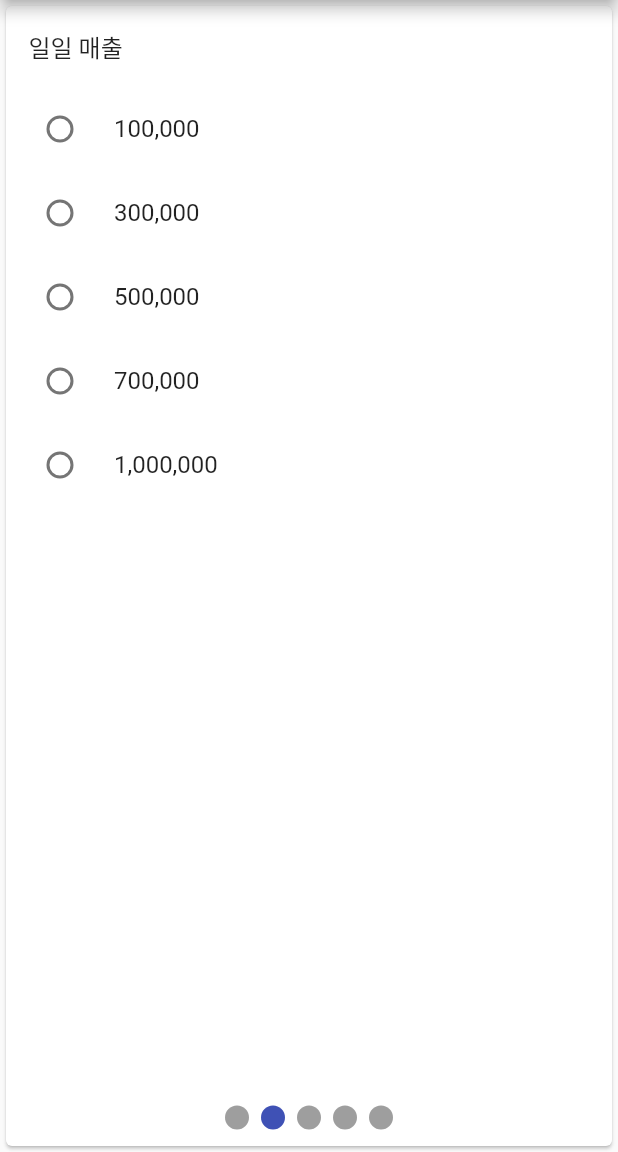
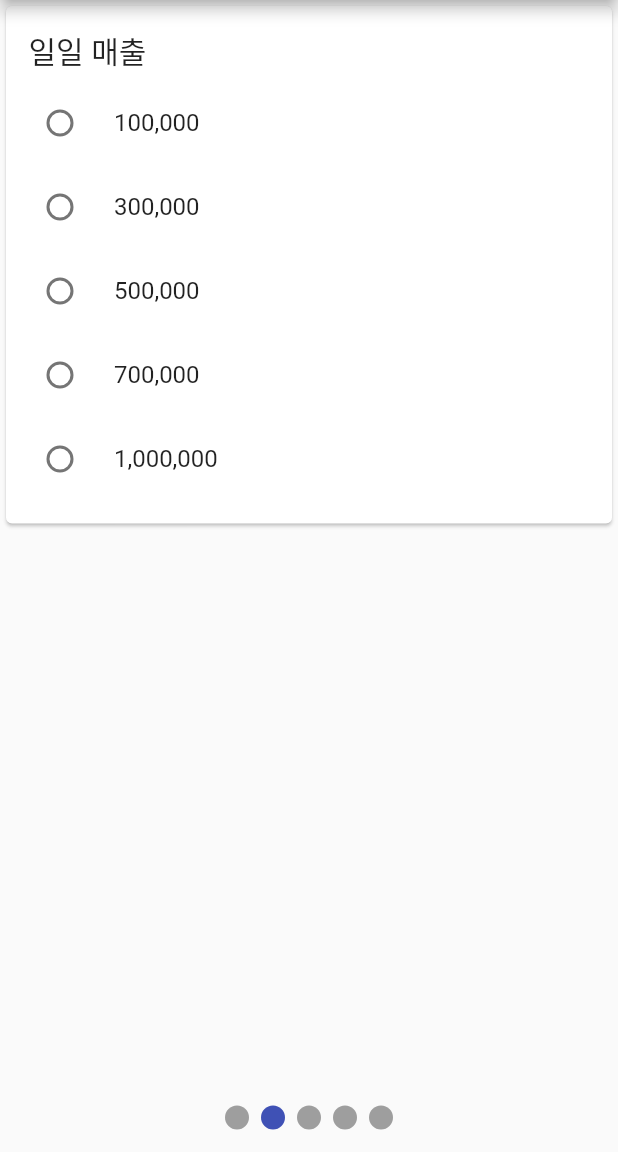
Before and after one commit to zeratulspc/ld_chart_flutter, a Flutter app: the screen it shows after launch, after a tap on "1명", on a phone screen of 412 x 824 dp, the part 84-1236 px from its top. Run offline on Flutter 3.47's test engine with Material 2 defaults, Android fonts, the phone set to English and light mode, and no system bars; drawn by our look-alikes of smooth_page_indicator; our stand-ins replace charts_flutter.

Commit message:
201007_2
카드사이즈, 타이틀 사이즈 수정

```diff
--- a/lib/page/card/cardForm.dart
+++ b/lib/page/card/cardForm.dart
@@ -39,15 +39,18 @@ class CardFormState extends State<CardForm> {
   @override
   Widget build(BuildContext context) {
     Size screenSize = MediaQuery.of(context).size;
-    TextStyle titleStyle = Theme.of(context).textTheme.subtitle1;
+    TextStyle titleStyle = Theme.of(context).textTheme.headline6;
     TextStyle listStyle = TextStyle(color: Colors.black87);
-    return Card(
+    return Column(
+      mainAxisSize: MainAxisSize.min,
+      children: [
+        Card(
           child: Column(
             mainAxisSize: MainAxisSize.min,
             crossAxisAlignment: CrossAxisAlignment.start,
             children: [
               Container(
-            margin: EdgeInsets.only(left: 15,top: 15, bottom: 15),
+                margin: EdgeInsets.only(left: 15,top: 15, bottom: 5),
                 child: Text(title, style: titleStyle,),
               ),
               RadioListTile(
@@ -105,8 +108,11 @@ class CardFormState extends State<CardForm> {
                   nextPage(c);
                 },
               ),
+              SizedBox(height: 15,),
             ],
           ),
+        )
+      ],
     );
   }
 }
--- a/lib/page/card/selectIndutsry.dart
+++ b/lib/page/card/selectIndutsry.dart
@@ -52,15 +52,18 @@ class SelectIndustryState extends State<SelectIndustry> {
   @override
   Widget build(BuildContext context) {
     Size screenSize = MediaQuery.of(context).size;
-    TextStyle titleStyle = Theme.of(context).textTheme.subtitle1;
+    TextStyle titleStyle = Theme.of(context).textTheme.headline6;
     TextStyle listStyle = TextStyle(color: Colors.black87);
-    return Card(
+    return Column(
+      mainAxisSize: MainAxisSize.min,
+      children: [
+        Card(
           child: Column(
             mainAxisSize: MainAxisSize.min,
             crossAxisAlignment: CrossAxisAlignment.start,
             children: [
               Container(
-            margin: EdgeInsets.only(left: 15,top: 15, bottom: 15),
+                margin: EdgeInsets.only(left: 15,top: 15, bottom: 5),
                 child: Text("업종 선택", style: titleStyle,),
               ),
               RadioListTile(
@@ -117,8 +120,11 @@ class SelectIndustryState extends State<SelectIndustry> {
                 title: Text("기타", style: listStyle,),
                 onChanged: (int v) => onChanged(v),
               ),
+              SizedBox(height: 15,),
             ],
           ),
+        )
+      ],
     );
   }
 }
--- a/lib/page/home.dart
+++ b/lib/page/home.dart
@@ -26,6 +26,7 @@ class HomeState extends State<Home> {
     return Scaffold(
       floatingActionButtonLocation: FloatingActionButtonLocation.centerFloat,
       floatingActionButton: isAllSelected ? FloatingActionButton.extended(
+        icon: Icon(Icons.keyboard_tab),
         label: Text("결과확인",),
         onPressed: (){
             Navigator.push(context, MaterialPageRoute(
```
Lines whose indentation alone changed are shown as unchanged.
